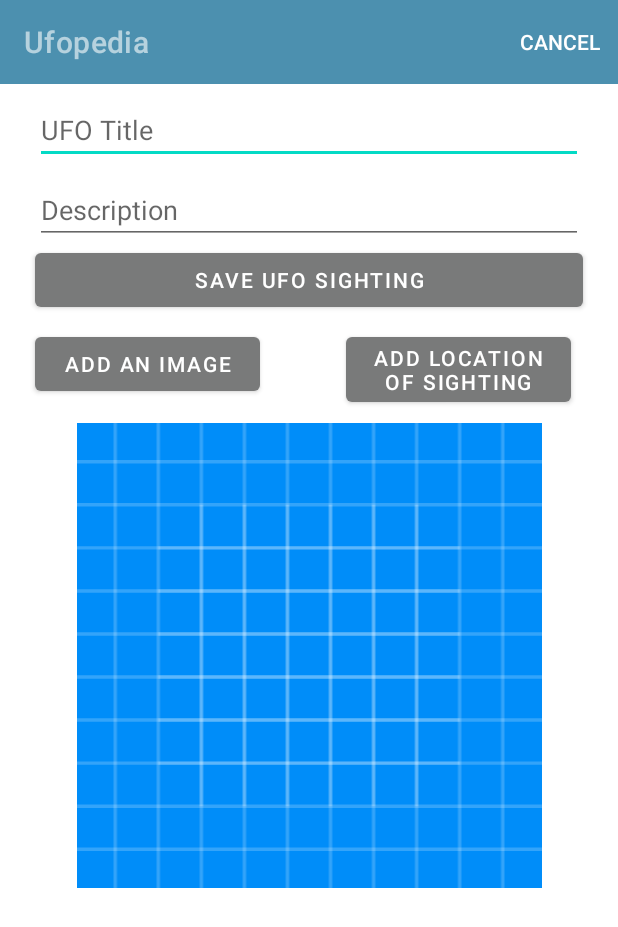
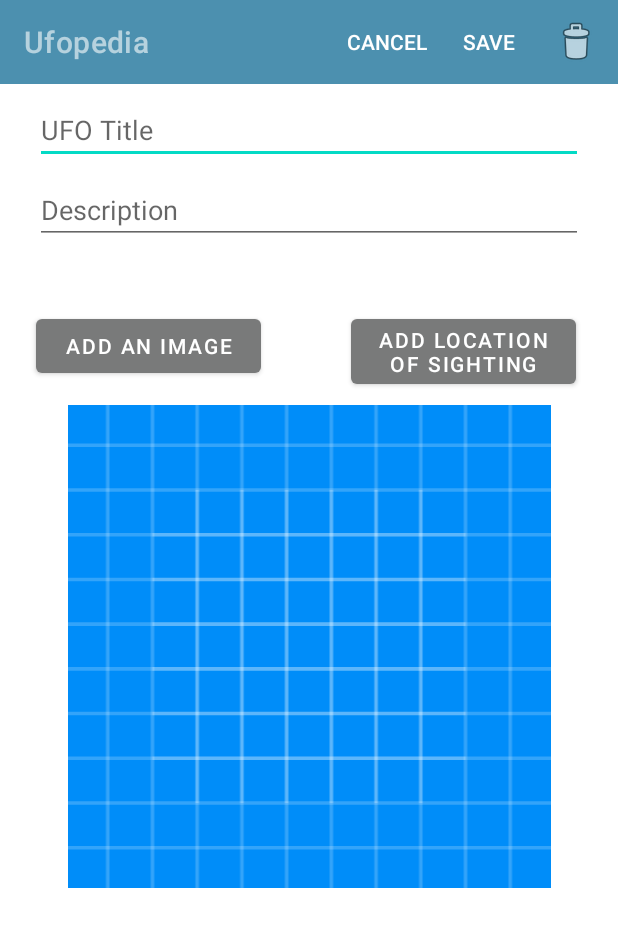
Before and after one commit to ArunasJok/Ufopedia2, an Android app: the UfoView screen opened directly, with no data from a screen before it, on a phone screen of 412 x 824 dp. Shown: the top 927 px of the screen. Run offline under Robolectric (Android 15) with nearby library versions, the phone set to English and light mode, and no system bars; our stand-ins replace Picasso, Timber.

Commit message:
Implementing MVP (UfoMaps)

```diff
--- a/app/src/main/AndroidManifest.xml
+++ b/app/src/main/AndroidManifest.xml
@@ -16,8 +16,7 @@
         android:supportsRtl="true"
         android:theme="@style/Theme.Ufopedia">
         <activity
-            android:name=".activities.UfoMapsActivity"
-            android:exported="false"
+            android:name=".views.map.UfoMapView"
             android:label="@string/title_activity_ufo_maps"
             android:theme="@style/Theme.Ufopedia.NoActionBar">
             <meta-data
--- a/app/src/main/java/ie/wit/ufopedia/views/ufo/UfoView.kt
+++ b/app/src/main/java/ie/wit/ufopedia/views/ufo/UfoView.kt
@@ -15,12 +15,11 @@ import timber.log.Timber.i
 class UfoView : AppCompatActivity() {
 
     private lateinit var binding: ActivityUfoBinding
-    private lateinit var presenter: UfoPresenter
+    lateinit var presenter: UfoPresenter
     var ufo = UfoModel()
 
     override fun onCreate(savedInstanceState: Bundle?) {
         super.onCreate(savedInstanceState)
-
 
         binding = ActivityUfoBinding.inflate(layoutInflater)
         setContentView(binding.root)
@@ -30,12 +29,10 @@ class UfoView : AppCompatActivity() {
         presenter = UfoPresenter(this)
 
         binding.chooseImage.setOnClickListener {
-            presenter.cacheUfo(binding.ufoTitle.text.toString(), binding.description.text.toString())
             presenter.doSelectImage()
         }
 
         binding.ufoLocation.setOnClickListener {
-            presenter.cacheUfo(binding.ufoTitle.text.toString(), binding.description.text.toString())
             presenter.doSetLocation()
         }
 
@@ -43,18 +40,22 @@ class UfoView : AppCompatActivity() {
 
     override fun onCreateOptionsMenu(menu: Menu): Boolean {
         menuInflater.inflate(R.menu.menu_ufo, menu)
-        val deleteMenu: MenuItem = menu.findItem(R.id.item_delete)
-        if (presenter.edit){
-            deleteMenu.setVisible(true)
-        }
-        else{
-            deleteMenu.setVisible(false)
-        }
         return super.onCreateOptionsMenu(menu)
     }
 
     override fun onOptionsItemSelected(item: MenuItem): Boolean {
         when (item.itemId) {
+            R.id.item_save -> {
+                if (binding.ufoTitle.text.toString().isEmpty()) {
+                    Snackbar.make(binding.root, R.string.enter_ufo_title, Snackbar.LENGTH_LONG)
+                        .show()
+                } else {
+                    presenter.doAddOrSave(binding.ufoTitle.text.toString(), binding.description.text.toString())
+                }
+            }
+            R.id.item_delete -> {
+                presenter.doDelete()
+            }
             R.id.item_cancel -> {
                 presenter.doCancel()
             }
--- a/app/src/main/java/ie/wit/ufopedia/views/ufolist/UfoListPresenter.kt
+++ b/app/src/main/java/ie/wit/ufopedia/views/ufolist/UfoListPresenter.kt
@@ -4,9 +4,9 @@ import android.content.Intent
 import androidx.activity.result.ActivityResultLauncher
 import androidx.activity.result.contract.ActivityResultContracts
 import ie.wit.ufopedia.activities.Donate
-import ie.wit.ufopedia.activities.UfoMapsActivity
 import ie.wit.ufopedia.main.MainApp
 import ie.wit.ufopedia.models.UfoModel
+import ie.wit.ufopedia.views.map.UfoMapView
 import ie.wit.ufopedia.views.ufo.UfoView
 
 class UfoListPresenter(val view: UfoListView) {
@@ -40,7 +40,7 @@ class UfoListPresenter(val view: UfoListView) {
     }
 
     fun doShowUfosMap() {
-        val launcherIntent = Intent(view, UfoMapsActivity::class.java)
+        val launcherIntent = Intent(view, UfoMapView::class.java)
         refreshIntentLauncher.launch(launcherIntent)
     }
     private fun registerRefreshCallback() {
--- a/app/src/main/res/layout/activity_ufo.xml
+++ b/app/src/main/res/layout/activity_ufo.xml
@@ -64,38 +64,26 @@
             app:layout_constraintStart_toStartOf="parent"
             app:layout_constraintTop_toBottomOf="@+id/ufoTitle" />
 
-        <Button
-            android:id="@+id/btnAdd"
-            android:layout_width="365dp"
-            android:layout_height="wrap_content"
-            android:layout_marginEnd="8dp"
-            android:layout_marginStart="8dp"
-            android:text="@string/button_addUfo"
-            app:layout_constraintEnd_toEndOf="parent"
-            app:layout_constraintStart_toStartOf="parent"
-            app:layout_constraintTop_toBottomOf="@+id/description" />
 
         <Button
             android:id="@+id/chooseImage"
             android:layout_width="150dp"
             android:layout_height="wrap_content"
-            android:layout_marginTop="8dp"
+            android:layout_marginStart="16dp"
+            android:layout_marginTop="44dp"
             android:text="@string/button_addImage"
-            app:layout_constraintStart_toStartOf="@+id/btnAdd"
-            app:layout_constraintTop_toBottomOf="@+id/btnAdd" />
+            app:layout_constraintStart_toStartOf="parent"
+            app:layout_constraintTop_toBottomOf="@+id/description" />
 
         <Button
             android:id="@+id/ufoLocation"
             android:layout_width="150dp"
             android:layout_height="wrap_content"
-            android:layout_marginEnd="8dp"
-            android:layout_marginStart="8dp"
-            android:layout_marginTop="8dp"
+            android:layout_marginStart="60dp"
+            android:layout_marginTop="44dp"
             android:text="@string/button_location"
-            app:layout_constraintEnd_toEndOf="@+id/btnAdd"
-            app:layout_constraintHorizontal_bias="1.0"
             app:layout_constraintStart_toEndOf="@+id/chooseImage"
-            app:layout_constraintTop_toBottomOf="@+id/btnAdd" />
+            app:layout_constraintTop_toBottomOf="@+id/description" />
 
         <ImageView
             android:id="@+id/ufoImage"
--- a/app/src/main/res/layout/activity_ufo_maps.xml
+++ b/app/src/main/res/layout/activity_ufo_maps.xml
@@ -1,11 +1,12 @@
 <?xml version="1.0" encoding="utf-8"?>
-<androidx.constraintlayout.widget.ConstraintLayout xmlns:android="http://schemas.android.com/apk/res/android"
+<androidx.constraintlayout.widget.ConstraintLayout
+    xmlns:android="http://schemas.android.com/apk/res/android"
     xmlns:app="http://schemas.android.com/apk/res-auto"
     xmlns:tools="http://schemas.android.com/tools"
     android:id="@+id/coordinatorLayout"
     android:layout_width="match_parent"
     android:layout_height="match_parent"
-    tools:context=".activities.UfoMapsActivity">
+    tools:context=".views.map.UfoMapView">
 
     <com.google.android.material.appbar.AppBarLayout
         android:id="@+id/appBarLayout2"
--- a/app/src/main/res/menu/menu_ufo.xml
+++ b/app/src/main/res/menu/menu_ufo.xml
@@ -8,6 +8,11 @@
         app:showAsAction="always"/>
 
     <item
+        android:id="@+id/item_save"
+        android:title="@string/menu_saveUfo"
+        app:showAsAction="always"/>
+
+    <item
 
         android:id="@+id/item_delete"
         android:icon="@android:drawable/ic_menu_delete"
--- a/app/src/main/res/values/strings.xml
+++ b/app/src/main/res/values/strings.xml
@@ -35,6 +35,7 @@
     <string name="second_fragment_label">Second Fragment</string>
     <string name="next">Next</string>
     <string name="previous">Previous</string>
+    <string name="menu_saveUfo">Save</string>
 
     <string name="hello_first_fragment">Hello first fragment</string>
     <string name="hello_second_fragment">Hello second fragment. Arg: %1$s</string>
```
Also changed, not shown: app/src/main/java/ie/wit/ufopedia/views/map/UfoMapPresenter.kt (added, +33 -0 lines), app/src/main/java/ie/wit/ufopedia/views/map/UfoMapView.kt (added, +75 -0 lines), app/src/main/res/layout/content_ufo_maps.xml (+5 -2 lines).
